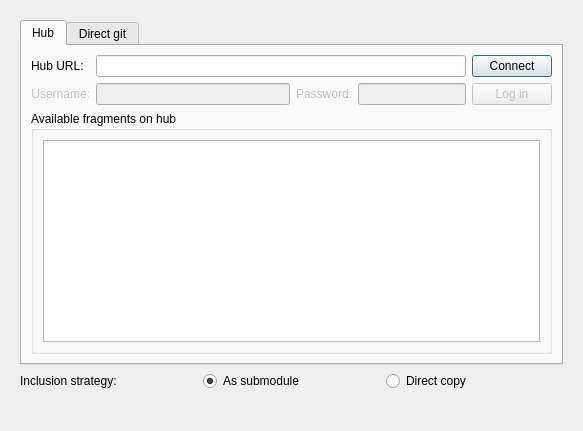
OpenFLUID/openfluid, file src/openfluid/ui/waresdev/FragmentsSrcImportDialog.ui: the form before one commit.
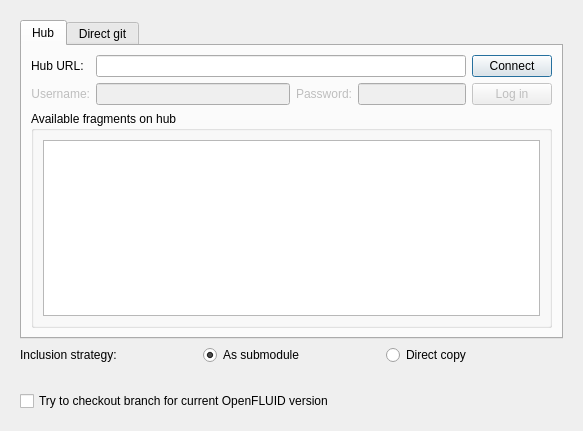
The form after the commit.

Commit message:
Checkout of corresponding branch during fragment and wares import in DevStudio
* added checkout feature in git operations
* added global and in-dialog options to enable/disable the behavior

(closes OpenFLUID/openfluid#928)

```diff
--- a/src/openfluid/ui/waresdev/FragmentsSrcImportDialog.ui
+++ b/src/openfluid/ui/waresdev/FragmentsSrcImportDialog.ui
@@ -284,6 +284,16 @@
         </property>
        </widget>
       </item>
+      <item>
+       <widget class="QCheckBox" name="CheckoutCurrentVersionCheckBox">
+        <property name="layoutDirection">
+         <enum>Qt::LeftToRight</enum>
+        </property>
+        <property name="text">
+         <string>Try to checkout branch for current OpenFLUID version</string>
+        </property>
+       </widget>
+      </item>
      </layout>
     </widget>
    </item>
```
The commit also changes 25 other files.
